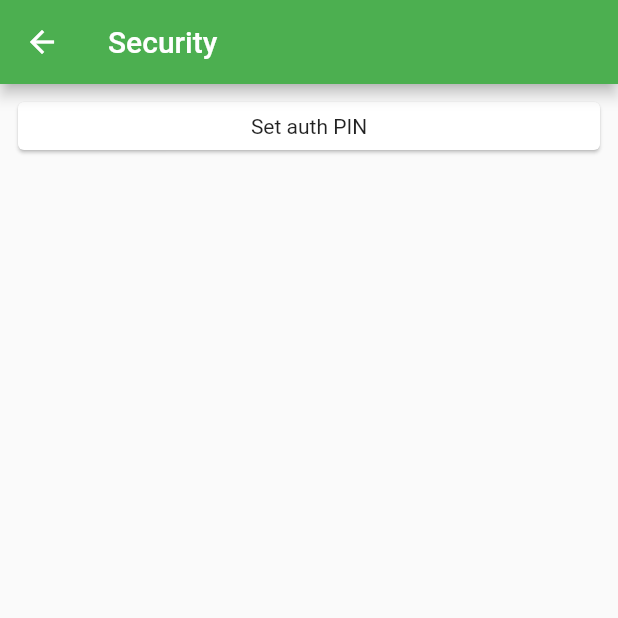
After one commit to Gabanelli/tvmaze_app, a Flutter app: the screen it shows after launch, after a tap on "Security", on a phone screen of 412 x 824 dp, the top half of it. The commit adds this screen. Run offline on Flutter 3.47's test engine with Material 2 defaults, Android fonts, the phone set to English and light mode, and no system bars; our stand-ins replace dartz, flutter_html, get, get_storage; generated files the repository leaves out were written again; network calls fail.

Commit message:
wip: created

```diff
--- a/lib/main.dart
+++ b/lib/main.dart
@@ -4,6 +4,7 @@ import 'package:tvmaze_app/core/core_bindings.dart';
 import 'package:tvmaze_app/modules/shows/shows_router.dart';
 
 import 'core/routes/app_pages.dart';
+import 'modules/security/security_router.dart';
 
 void main() {
   registerRoutes();
@@ -30,6 +31,11 @@ class MyApp extends StatelessWidget {
               title: const Text('Shows List'),
               onTap: () => Get.toNamed(ShowsRoutes.listShow),
             ),
+            ListTile(
+              leading: const Icon(Icons.security),
+              title: const Text('Security'),
+              onTap: () => Get.toNamed(SecurityRoutes.securityConfig),
+            ),
           ],
         ),
       ),
@@ -40,4 +46,5 @@ class MyApp extends StatelessWidget {
 void registerRoutes() {
   CoreBindings().setDependencies();
   AppPages.registerPages(ShowsRouter().getPages());
+  AppPages.registerPages(SecurityRouter().getPages());
 }
--- /dev/null
+++ b/lib/modules/security/security_config/security_config_bindings.dart
@@ -0,0 +1,9 @@
+import 'package:get/get.dart';
+import 'package:tvmaze_app/modules/security/security_config/security_config_controller.dart';
+
+class SecurityConfigBindings extends Bindings {
+  @override
+  void dependencies() {
+    Get.lazyPut<SecurityConfigController>(() => SecurityConfigController());
+  }
+}
--- /dev/null
+++ b/lib/modules/security/security_config/security_config_controller.dart
@@ -0,0 +1,5 @@
+import 'package:tvmaze_app/core/routes/base_controller.dart';
+
+class SecurityConfigController extends BaseController {
+  void setPin() {}
+}
--- /dev/null
+++ b/lib/modules/security/security_config/security_config_page.dart
@@ -0,0 +1,32 @@
+import 'package:flutter/material.dart';
+import 'package:get/get_state_manager/get_state_manager.dart';
+import 'package:tvmaze_app/modules/security/security_config/security_config_controller.dart';
+
+class SecurityConfigPage extends GetView<SecurityConfigController> {
+  const SecurityConfigPage({super.key});
+
+  @override
+  Widget build(BuildContext context) {
+    return Scaffold(
+      appBar: AppBar(title: const Text('Security')),
+      body: Padding(
+        padding: const EdgeInsets.all(8.0),
+        child: Column(
+          children: [
+            Card(
+              child: Padding(
+                padding: const EdgeInsets.all(8.0),
+                child: Column(
+                  children: [
+                    Text('Set auth PIN'),
+                    Row(),
+                  ],
+                ),
+              ),
+            ),
+          ],
+        ),
+      ),
+    );
+  }
+}
--- /dev/null
+++ b/lib/modules/security/security_router.dart
@@ -0,0 +1,21 @@
+import 'package:get/get_navigation/src/routes/get_route.dart';
+import 'package:tvmaze_app/core/routes/app_route.dart';
+import 'package:tvmaze_app/modules/security/security_config/security_config_bindings.dart';
+import 'package:tvmaze_app/modules/security/security_config/security_config_page.dart';
+
+class SecurityRouter implements AppRoute {
+  @override
+  List<GetPage> getPages() {
+    return [
+      GetPage(
+        name: SecurityRoutes.securityConfig,
+        page: () => const SecurityConfigPage(),
+        binding: SecurityConfigBindings(),
+      ),
+    ];
+  }
+}
+
+class SecurityRoutes {
+  static const securityConfig = '/securityConfig';
+}
```
